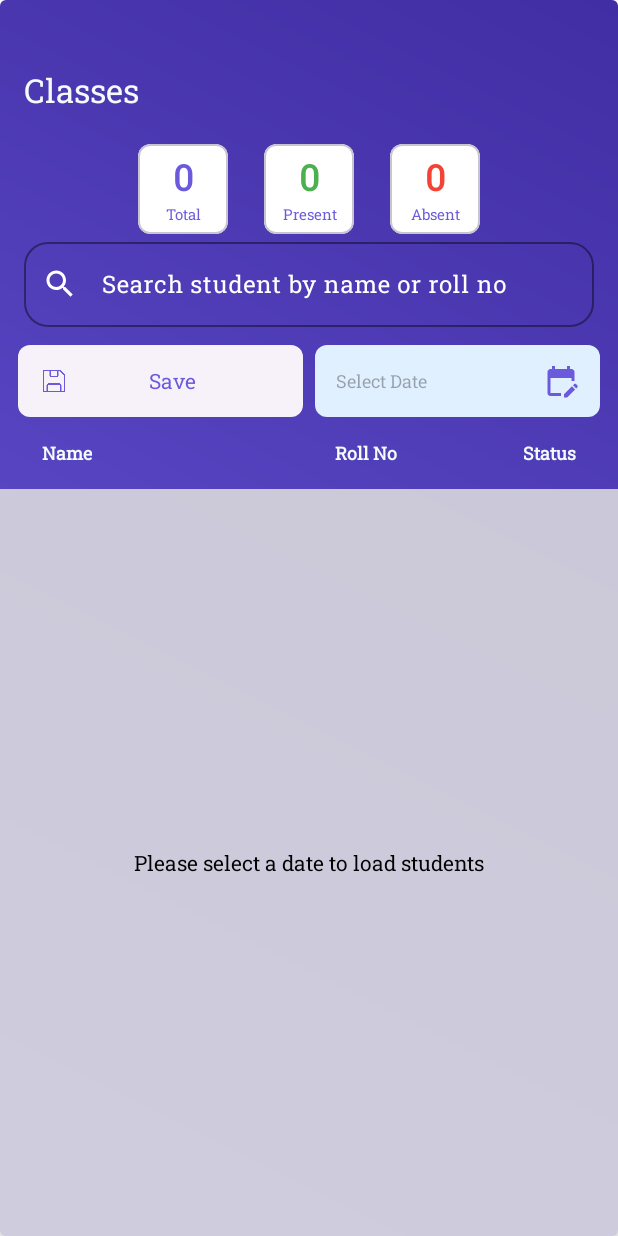
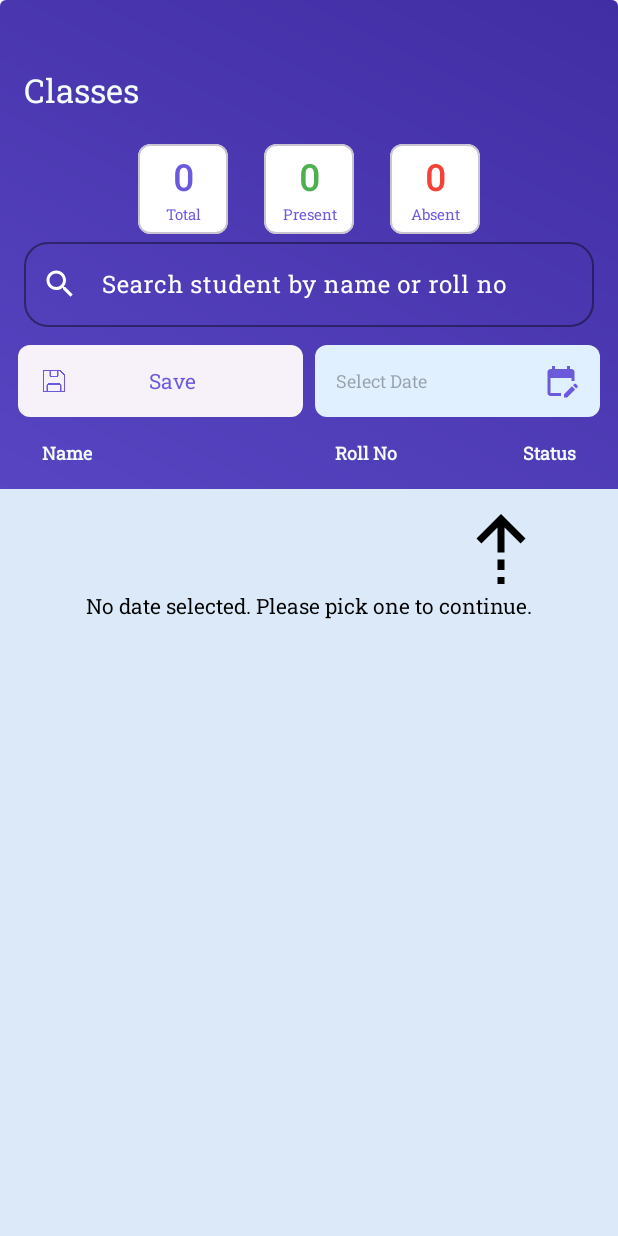
Before and after one commit to Aliimran2/Roll-Call, an Android app: the fragment AttendanceFragment placed in its activity, on a phone screen of 412 x 824 dp. Run offline under Robolectric (Android 15) with nearby library versions, the light colour scheme and no system bars; our stand-ins replace Dagger/Hilt's generated code, Room's generated code, navigation-ui; 4 statements that could not run were skipped.

Commit message:
Add Image Direction before attendance direction

```diff
--- a/app/src/main/java/com/miassolutions/rollcall/ui/screens/attendancescreen/AttendanceFragment.kt
+++ b/app/src/main/java/com/miassolutions/rollcall/ui/screens/attendancescreen/AttendanceFragment.kt
@@ -165,13 +165,13 @@ class AttendanceFragment : Fragment(R.layout.fragment_attendance) {
             launch {
                 viewModel.date.collect { date ->
                     if (date == 0L && attendanceMode == "add") {
-                        binding.tvDirection.apply {
-                            text = "Please select a date to load students"
+                        binding.direction.apply {
+
                             show()
                         }
                         binding.rvAttendance.hide()
                     } else {
-                        binding.tvDirection.hide()
+                        binding.direction.hide()
                         binding.rvAttendance.show()
                     }
                 }
--- /dev/null
+++ b/app/src/main/res/drawable/arrow.xml
@@ -0,0 +1,5 @@
+<vector xmlns:android="http://schemas.android.com/apk/res/android" android:height="56dp" android:tint="#000000" android:viewportHeight="960" android:viewportWidth="960" android:width="56dp">
+
+    <path android:fillColor="@android:color/white" android:pathData="M440,233L256,416L200,360L480,80L760,360L704,417L520,233L520,520L440,520L440,233ZM440,720L440,600L520,600L520,720L440,720ZM440,880L440,800L520,800L520,880L440,880Z"/>
+
+</vector>
--- a/app/src/main/res/layout/fragment_attendance.xml
+++ b/app/src/main/res/layout/fragment_attendance.xml
@@ -242,15 +242,34 @@
         android:layout_width="match_parent"
         android:layout_height="match_parent">
 
+        <LinearLayout
+            android:id="@+id/direction"
+            android:layout_width="match_parent"
+            android:orientation="vertical"
+            android:background="@color/blue_one"
+            android:layout_height="match_parent">
+            <ImageView
+                android:layout_width="wrap_content"
+                android:layout_height="wrap_content"
+                android:layout_marginEnd="50dp"
+                android:layout_marginTop="12dp"
+                android:layout_gravity="end"
+                android:src="@drawable/arrow"/>
 
-        <TextView
-            android:id="@+id/tv_direction"
-            android:layout_width="match_parent"
-            android:layout_height="match_parent"
-            android:textColor="@color/black"
-            android:gravity="center"
-            android:background="@color/gray"
-            android:text="Please select date to load students"/>
+            <TextView
+                android:layout_width="match_parent"
+                android:layout_height="match_parent"
+                android:textColor="@color/black"
+                android:gravity="center_horizontal"
+                android:text="No date selected. Please pick one to continue."/>
+
+
+
+        </LinearLayout>
+
+
+
+
 
         <androidx.recyclerview.widget.RecyclerView
             android:id="@+id/rv_attendance"
```
